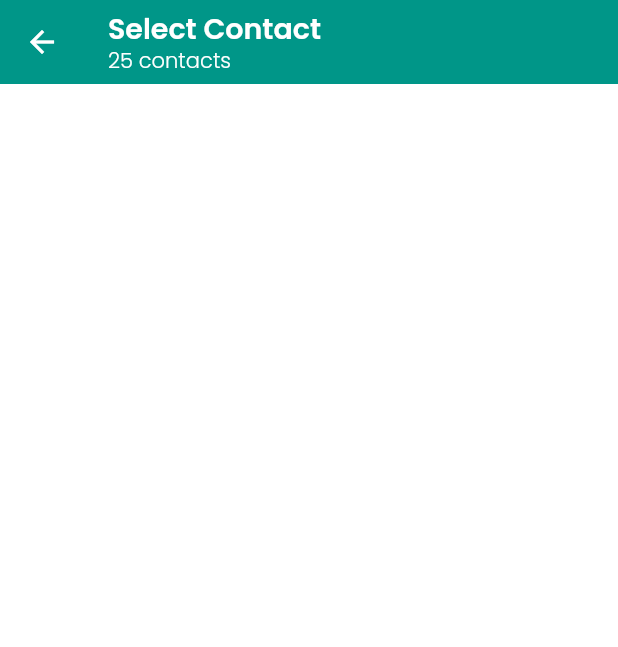
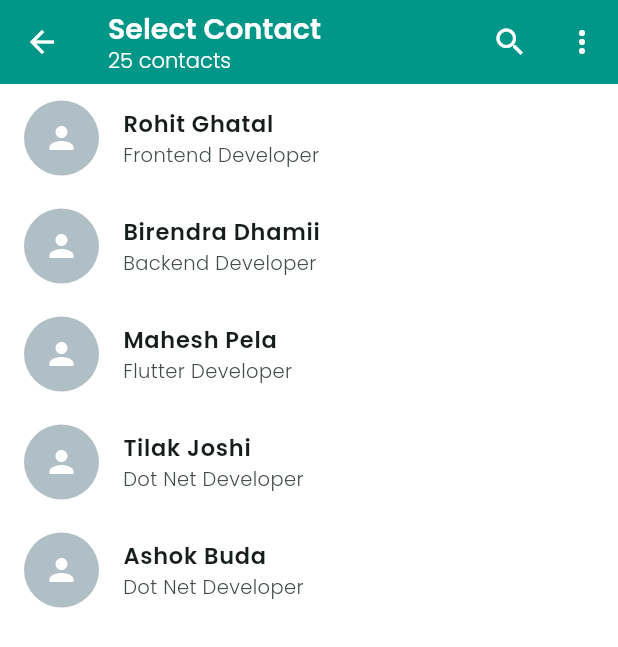
Before and after one commit to rohitghatal1/QuickChat-Flutter, a Flutter app: the SelectContactPage screen opened directly, on a phone screen of 412 x 824 dp. Shown: the top 647 px of the screen. Run offline on Flutter 3.47's test engine with Material 3 defaults, Android fonts, the phone set to English and light mode, and no system bars; our stand-ins replace flutter_svg.

Commit message:
added add contact page and contact cards

```diff
--- a/lib/Model/ChatModel.dart
+++ b/lib/Model/ChatModel.dart
@@ -1,9 +1,17 @@
-class ChatModel{
+class ChatModel {
   String name;
-  String icon;
-  bool isGroup;
-  String time;
-  String currentMessage;
+  String? icon;
+  bool? isGroup;
+  String? time;
+  String? currentMessage;
+  String? status;
 
-  ChatModel({required this.name, required this.icon, required this.isGroup, required this.time, required this.currentMessage});
+  ChatModel({
+    required this.name,
+    this.icon,
+     this.isGroup,
+    this.time,
+    this.currentMessage,
+    this.status,
+  });
 }
--- a/lib/Screens/IndividualPage.dart
+++ b/lib/Screens/IndividualPage.dart
@@ -32,9 +32,9 @@ class _IndividualPageState extends State<IndividualPage> {
                 radius: 20,
                 backgroundColor: Colors.blueGrey,
                 child: SvgPicture.asset(
-                  widget.chatModel.isGroup
+                  widget.chatModel.icon ?? (widget.chatModel.isGroup == true
                       ? "assets/groupIcon.svg"
-                      : "assets/personIcon.svg",
+                      : "assets/personIcon.svg"),
                   color: Colors.white,
                   height: 36,
                   width: 36,
@@ -56,7 +56,7 @@ class _IndividualPageState extends State<IndividualPage> {
                   style: TextStyle(fontSize: 18.5, fontWeight: FontWeight.bold),
                 ),
                 Text(
-                  widget.chatModel.time,
+                  widget.chatModel.time ?? "",
                   style: TextStyle(fontSize: 13),
                 )
               ],
--- a/lib/Screens/SelectContactPage.dart
+++ b/lib/Screens/SelectContactPage.dart
@@ -1,3 +1,5 @@
+import 'package:firt_flutter_app/Model/ChatModel.dart';
+import 'package:firt_flutter_app/components/ContactCard.dart';
 import 'package:flutter/material.dart';
 
 class SelectContactPage extends StatefulWidget {
@@ -10,6 +12,23 @@ class SelectContactPage extends StatefulWidget {
 class _SelectContactPageState extends State<SelectContactPage> {
   @override
   Widget build(BuildContext context) {
+    List<ChatModel> contacts = [
+      ChatModel(
+          name: "Rohit Ghatal", status: "Frontend Developer"
+      ),
+      ChatModel(
+          name: "Birendra Dhamii", status: "Backend Developer"
+      ),
+      ChatModel(
+          name: "Mahesh Pela", status: "Flutter Developer"
+      ),
+      ChatModel(
+          name: "Tilak Joshi", status: "Dot Net Developer"
+      ),
+      ChatModel(
+          name: "Ashok Buda", status: "Dot Net Developer"
+      ),
+    ];
     return Scaffold(
       appBar: AppBar(
         title: Column(
@@ -23,7 +42,34 @@ class _SelectContactPageState extends State<SelectContactPage> {
             )
           ],
         ),
+        actions: [
+          IconButton(onPressed: (){}, icon: Icon(Icons.search)),
+          PopupMenuButton(itemBuilder: (BuildContext context) {
+            return [
+              PopupMenuItem(
+                child: Text("Invite a friend"),
+                value: "Invite a friend",
+              ),
+              PopupMenuItem(
+                child: Text("Contacts"),
+                value: "Contacts",
+              ),
+              PopupMenuItem(
+                child: Text("Refresh"),
+                value: "Refresh",
+              ),
+              PopupMenuItem(
+                child: Text("Help"),
+                value: "Help",
+              ),
+            ];
+          })
+        ],
       ),
+      body: ListView.builder(
+        itemCount: contacts.length,
+          itemBuilder: (context, index) => ContactCard(contacts: contacts[index])
+      )
     );
   }
 }
--- /dev/null
+++ b/lib/components/ContactCard.dart
@@ -0,0 +1,29 @@
+import 'package:firt_flutter_app/Model/ChatModel.dart';
+import 'package:flutter/material.dart';
+import 'package:flutter_svg/flutter_svg.dart';
+
+class ContactCard extends StatelessWidget {
+  const ContactCard({Key? key, required this.contacts}) : super(key: key);
+  final ChatModel contacts;
+  @override
+  Widget build(BuildContext context) {
+    return InkWell(
+      onTap: () {},
+      child: ListTile(
+        leading: CircleAvatar(
+          radius: 25,
+          child: SvgPicture.asset("assets/personIcon.svg", color: Colors.white),
+          backgroundColor: Colors.blueGrey.shade200,
+        ),
+        title: Text(
+          contacts.name,
+          style: TextStyle(fontSize: 15, fontWeight: FontWeight.bold),
+        ),
+        subtitle: Text(
+          contacts.status ?? "",
+          style: TextStyle(fontSize: 13),
+        ),
+      ),
+    );
+  }
+}
--- a/lib/components/customCard.dart
+++ b/lib/components/customCard.dart
@@ -43,12 +43,12 @@ class _CustomCardState extends State<CustomCard> {
                   width: 3,
                 ),
                 Text(
-                  widget.chatModel.currentMessage,
+                  widget.chatModel.currentMessage ?? "",
                   style: TextStyle(fontSize: 13),
                 )
               ],
             ),
-            trailing: Text(widget.chatModel.time),
+            trailing: Text(widget.chatModel.time ?? ""),
           ),
           Padding(
             padding: const EdgeInsets.only(right: 10, left: 10),
```
